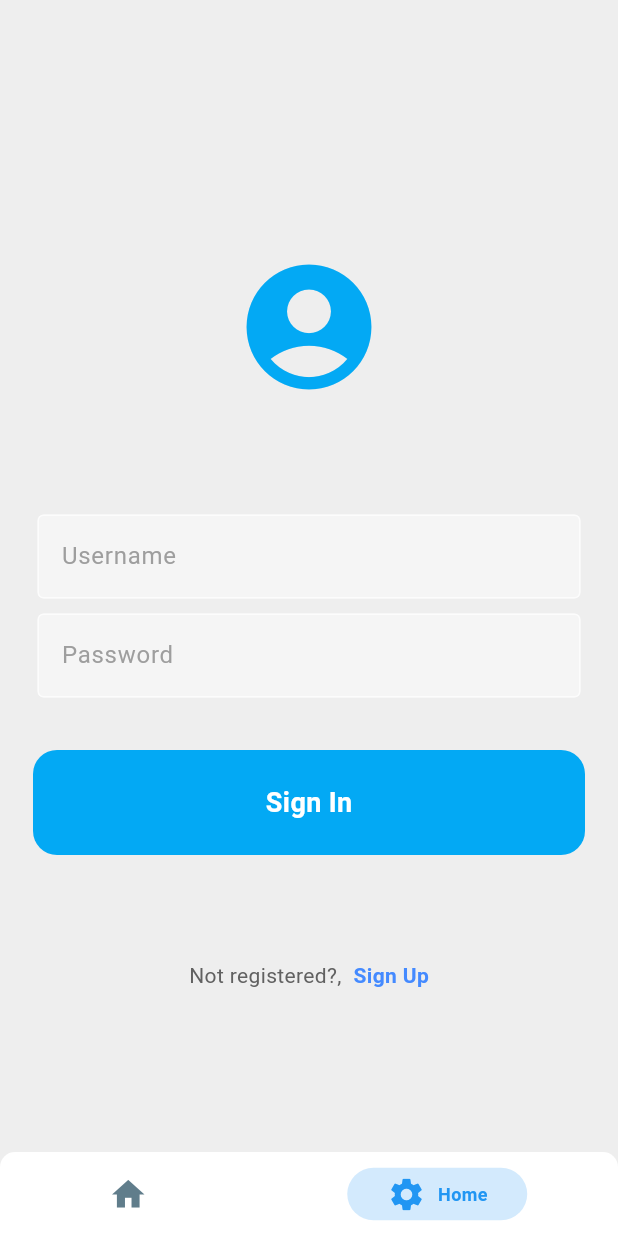
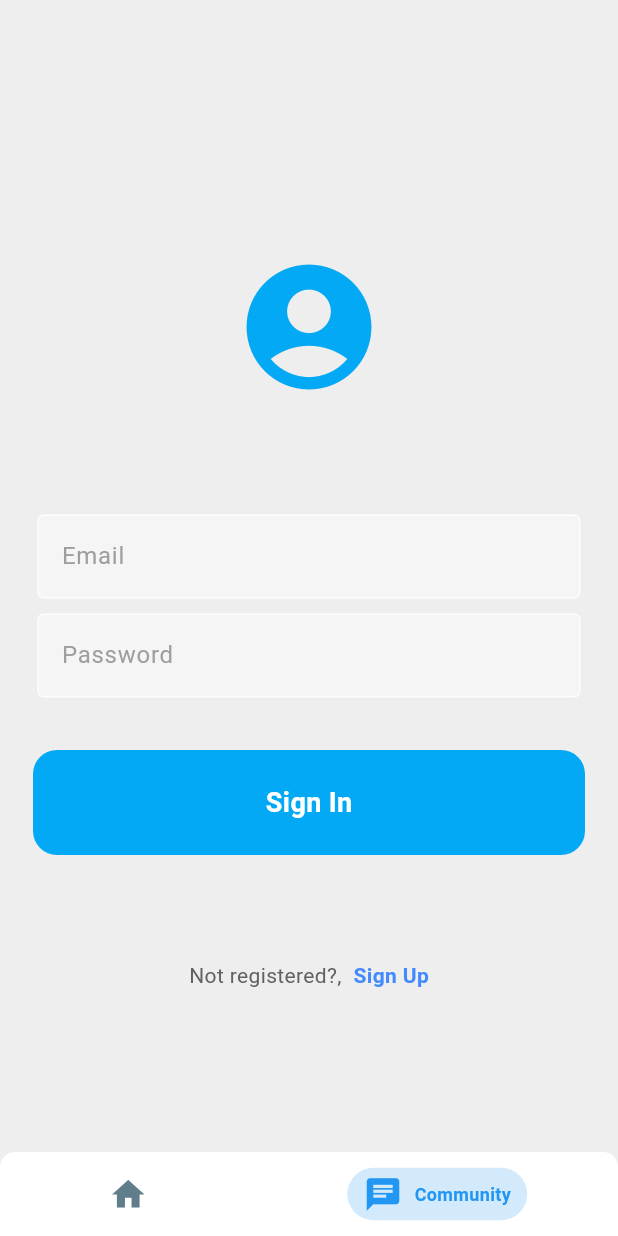
Before and after one commit to massimomecarelli/habit_connect_flutter, a Flutter app: the screen it shows after launch, item 2 of the bottom bar chosen, on a phone screen of 412 x 824 dp. Run offline on Flutter 3.47's test engine with Material 2 defaults, Android fonts, the phone set to English and light mode, and no system bars; drawn by our look-alikes of persistent_bottom_nav_bar; our stand-ins replace firebase_auth, firebase_core, flutter_slidable, hive, hive_flutter; accounts and stored records are empty.

Commit message:
Firebase config, implementazione file di auth

```diff
--- a/lib/community.dart
+++ b/lib/community.dart
@@ -6,7 +6,7 @@ class Community extends StatelessWidget {
 
   @override
   Widget build(BuildContext context) {
-    return Scaffold(
+    return const Scaffold(
       body: Center(child: Text("ciao"),
       ),
     );
--- a/lib/login_page.dart
+++ b/lib/login_page.dart
@@ -1,20 +1,42 @@
+import 'package:firebase_auth/firebase_auth.dart';
 import 'package:flutter/material.dart';
 import '../util/custom_button.dart';
 import 'package:habit_connect_flutter/util/my_textfield.dart';
 import '../util/square_tile.dart';
+import 'dart:developer';
 
-class LoginPage extends StatelessWidget {
+class LoginPage extends StatefulWidget {
   LoginPage({super.key});
 
-  // text editing controllers
-  final usernameController = TextEditingController();
-  final passwordController = TextEditingController();
+  @override
+  State<StatefulWidget> createState() => _LoginPageState();
+}
+  class _LoginPageState extends State<LoginPage> {
 
-  // sign user in method
-  void signUserIn() {}
+    @override
+    void initState() {
+      super.initState();
+    }
+
+
+    // text editing controllers
+    final emailController = TextEditingController();
+    final passwordController = TextEditingController();
+
+
+
+  // metodo che implementa l'accesso
+  void signUserIn() async {
+    await FirebaseAuth.instance
+        .signInWithEmailAndPassword(
+        email: emailController.text,
+        password: passwordController.text,
+    );
+  }
 
   @override
   Widget build(BuildContext context) {
+    log('build signin');
     return Scaffold(
       backgroundColor: Colors.grey.shade200,
       body: SafeArea(
@@ -34,27 +56,53 @@ class LoginPage extends StatelessWidget {
               const SizedBox(height: 75),
 
               // username textfield
-              MyTextField(
-                controller: usernameController,
-                hintText: 'Username',
+            Padding(
+              padding: const EdgeInsets.symmetric(horizontal: 25.0),
+              child: TextField(
+                controller: emailController,
                 obscureText: false,
+                decoration: InputDecoration(
+                    enabledBorder: const OutlineInputBorder(
+                      borderSide: BorderSide(color: Colors.white70),
+                    ),
+                    focusedBorder: OutlineInputBorder(
+                      borderSide: BorderSide(color: Colors.lightBlue),
+                    ),
+                    fillColor: Colors.grey.shade100,
+                    filled: true,
+                    hintText: 'Email',
+                    hintStyle: TextStyle(color: Colors.grey[500])),
               ),
+            ),
 
               const SizedBox(height: 10),
 
               // password textfield
-              MyTextField(
+            Padding(
+              padding: const EdgeInsets.symmetric(horizontal: 25.0),
+              child: TextField(
                 controller: passwordController,
-                hintText: 'Password',
                 obscureText: true,
+                decoration: InputDecoration(
+                    enabledBorder: const OutlineInputBorder(
+                      borderSide: BorderSide(color: Colors.white70),
+                    ),
+                    focusedBorder: OutlineInputBorder(
+                      borderSide: BorderSide(color: Colors.lightBlue),
+                    ),
+                    fillColor: Colors.grey.shade100,
+                    filled: true,
+                    hintText: 'Password',
+                    hintStyle: TextStyle(color: Colors.grey[500])),
               ),
+            ),
 
 
               const SizedBox(height: 35),
 
               // sign in button
               MyButton(
-                onTap: signUserIn,
+                onTap: signUserIn, // assegno al tap il metodo implementato sopra
               ),
 
               const SizedBox(height: 70),
@@ -76,7 +124,6 @@ class LoginPage extends StatelessWidget {
                     ),
                     ],
                   ),
-
             ],
           ),
         ),
--- a/lib/main.dart
+++ b/lib/main.dart
@@ -5,6 +5,9 @@ import 'package:hive_flutter/adapters.dart';
 import 'tasks.dart';
 import 'community.dart';
 import 'package:persistent_bottom_nav_bar/persistent_tab_view.dart';
+import 'package:firebase_core/firebase_core.dart';
+import 'firebase_options.dart';
+import 'util/auth_page.dart';
 
 
 /* nel main apriamo la box di hive così nelle altre classi dobbiamo solo
@@ -12,6 +15,10 @@ chiamarla con box e non riaprirla con openBox
  */
 
 void main() async {
+  WidgetsFlutterBinding.ensureInitialized();
+  await Firebase.initializeApp(
+    options: DefaultFirebaseOptions.currentPlatform,
+  );
   // init the hive
   await Hive.initFlutter();
   // open a box
@@ -32,11 +39,6 @@ class MyApp extends StatelessWidget {
         colorScheme: ColorScheme.fromSeed(seedColor: Colors.blue),
         useMaterial3: true,
       ),
-      //  initialRoute: '/',
-      //  routes: {
-      //    '/': (context) => const Tasks(),
-      //    '/community': (context) => Community(),
-      //   },
       debugShowCheckedModeBanner: false,
       home: BottomNavBar(),
     );
@@ -48,14 +50,15 @@ class BottomNavBar extends StatelessWidget {
 
   @override
   Widget build(BuildContext context) {
-
+// lista di widget che rappresentano le schermate, da assegnare poi agli item della bottom nav bar
     List<Widget> _buildScreens() {
       return [
         Tasks(),
        // Community(),
-        LoginPage(),
+        AuthPage(), // pagina che smista l'accesso a seconda se l'utente è loggato oppure no
       ];
     }
+    // bottom nav bar persistente
     List<PersistentBottomNavBarItem> _navBarsItems() {
       return [
         PersistentBottomNavBarItem(
@@ -65,14 +68,14 @@ class BottomNavBar extends StatelessWidget {
           inactiveColorPrimary: Colors.blueGrey,
         ),
         PersistentBottomNavBarItem(
-          icon: Icon(Icons.settings),
-          title: ("Home"),
+          icon: Icon(Icons.chat),
+          title: ("Community"),
           activeColorPrimary: Colors.blue,
           inactiveColorPrimary: Colors.blueGrey,
         ),
       ];
     }
-    // aggiungo uno screen controller
+    // aggiungo uno screen controller persistente come la bottom nav bar
     PersistentTabController _controller;
 
     _controller = PersistentTabController(initialIndex: 0);
--- /dev/null
+++ b/lib/util/auth_page.dart
@@ -0,0 +1,31 @@
+import 'package:firebase_auth/firebase_auth.dart';
+import 'package:flutter/material.dart';
+import 'package:habit_connect_flutter/community.dart';
+import 'package:habit_connect_flutter/login_page.dart';
+
+
+// classe che controlla se l'utente ha fatto l'accesso, per mostrare la pagina di
+// login o la home page della community
+class AuthPage extends StatelessWidget {
+  const AuthPage ({super.key});
+
+  @override
+  Widget build(BuildContext context){
+    return Scaffold(
+      // lo stream sta continuamente in ascolto per vedere se lo user è loggato
+      body: StreamBuilder<User?>(
+        stream: FirebaseAuth.instance.authStateChanges(),
+        builder: (context, snapshot){
+          // user IS logged in
+          if(snapshot.hasData){
+            return Community();
+          }
+          // user IS NOT logged in
+          else {
+            return LoginPage();
+          }
+        },
+      ),
+    );
+  }
+}
--- a/lib/util/new_task_dialog.dart
+++ b/lib/util/new_task_dialog.dart
@@ -1,3 +1,4 @@
+import 'dart:developer';
 import 'dart:ui';
 
 import 'package:flutter/material.dart';
--- a/pubspec.yaml
+++ b/pubspec.yaml
@@ -39,6 +39,8 @@ dependencies:
   # The following adds the Cupertino Icons font to your application.
   # Use with the CupertinoIcons class for iOS style icons.
   cupertino_icons: ^1.0.2
+  firebase_core: ^2.15.1
+  firebase_auth: ^4.9.0
 
 dev_dependencies:
   flutter_test:
```
Also changed, not shown: lib/firebase_options.dart (added), pubspec.lock, 6 other files.
